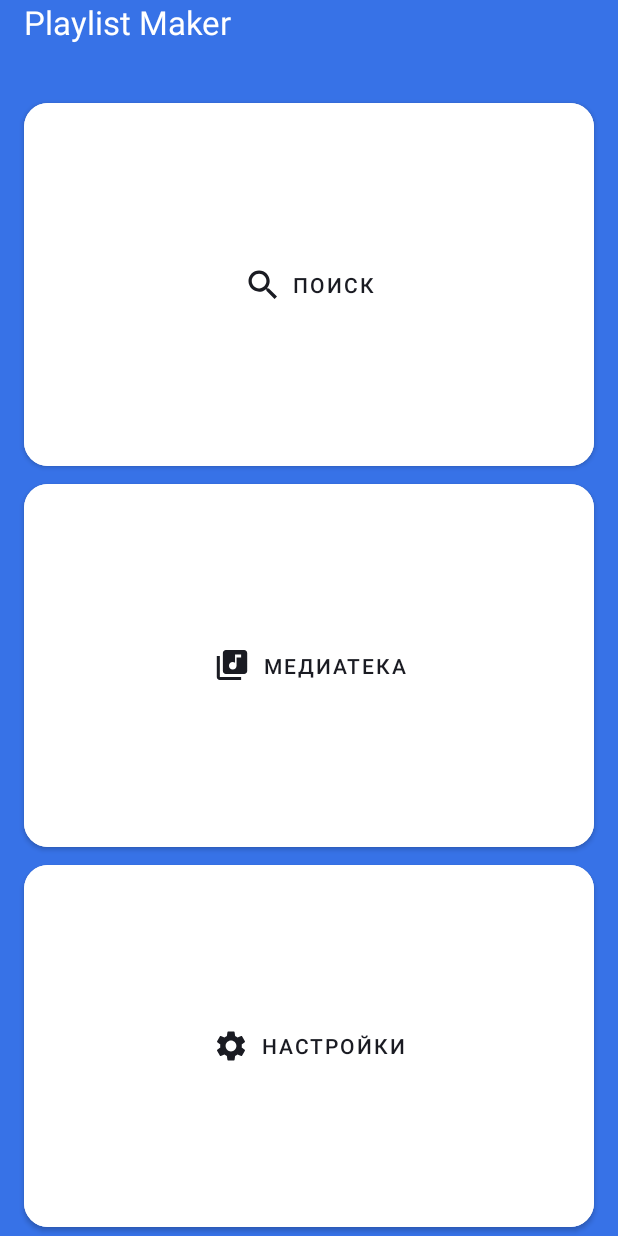
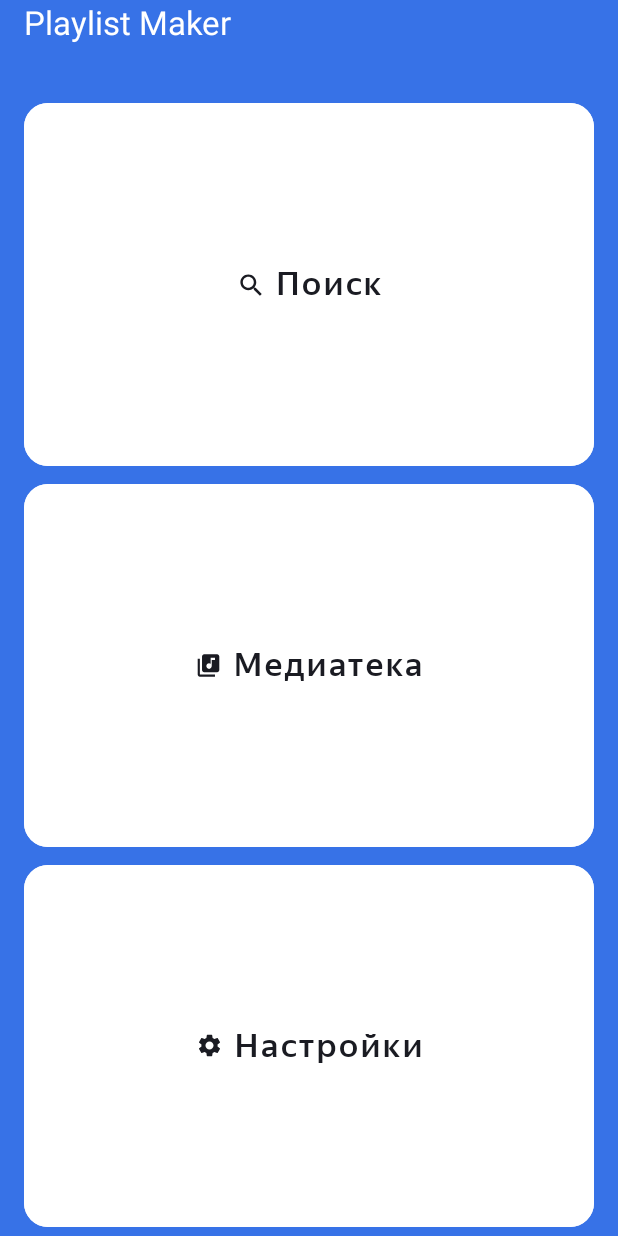
Before and after one commit to AndreyGurinV/playlistmaker, an Android app: the screen it shows after launch (MainActivity), on a phone screen of 412 x 824 dp. Run offline under Robolectric (Android 15) with nearby library versions, the phone set to English and light mode, and no system bars.

Commit message:
Первая часть

```diff
--- a/app/src/main/AndroidManifest.xml
+++ b/app/src/main/AndroidManifest.xml
@@ -10,7 +10,7 @@
         android:label="@string/app_name"
         android:roundIcon="@mipmap/ic_launcher_round"
         android:supportsRtl="true"
-        android:theme="@style/Theme.MaterialComponents.DayNight.NoActionBar"
+        android:theme="@style/Base.Theme.PlaylistMaker"
         tools:targetApi="31">
         <activity
             android:name=".FindActivity"
--- a/app/src/main/res/layout/activity_main.xml
+++ b/app/src/main/res/layout/activity_main.xml
@@ -6,7 +6,6 @@
     android:layout_width="match_parent"
     android:layout_height="match_parent"
     android:orientation="vertical"
-    android:background="@color/back"
     tools:context=".MainActivity"
     android:padding="20dp">
 
@@ -33,50 +32,23 @@
 
         <Button
             android:id="@+id/find"
-            android:layout_width="match_parent"
-            android:layout_height="match_parent"
-            android:layout_marginStart="@dimen/margins"
-            android:layout_marginEnd="@dimen/margins"
-            android:layout_weight="1"
-            android:backgroundTint="@color/white"
-            app:cornerRadius="@dimen/corners"
+            style="@style/ButtonStyle"
             app:icon="@drawable/find_icon"
-            app:iconGravity="textStart"
-            app:iconPadding="@dimen/icon_padding"
             app:iconTint="@color/button_text"
-            android:text="@string/button_find"
-            android:textColor="@color/button_text" />
+            android:text="@string/button_find" />
 
         <Button
             android:id="@+id/media"
-            android:layout_width="match_parent"
-            android:layout_height="match_parent"
-            android:layout_marginStart="@dimen/margins"
-            android:layout_marginEnd="@dimen/margins"
-            android:layout_weight="1"
-            android:backgroundTint="@color/white"
-            app:cornerRadius="@dimen/corners"
+            style="@style/ButtonStyle"
             app:icon="@drawable/media_icon"
-            app:iconGravity="textStart"
-            app:iconPadding="@dimen/icon_padding"
             app:iconTint="@color/button_text"
-            android:text="@string/button_media"
-            android:textColor="@color/button_text" />
+            android:text="@string/button_media"/>
 
         <Button
             android:id="@+id/settings"
-            android:layout_width="match_parent"
-            android:layout_height="match_parent"
-            android:layout_marginStart="@dimen/margins"
-            android:layout_marginEnd="@dimen/margins"
-            android:layout_weight="1"
-            android:backgroundTint="@color/white"
-            app:cornerRadius="@dimen/corners"
+            style="@style/ButtonStyle"
             app:icon="@drawable/settings_icon"
-            app:iconGravity="textStart"
-            app:iconPadding="@dimen/icon_padding"
             app:iconTint="@color/button_text"
-            android:text="@string/button_settings"
-            android:textColor="@color/button_text" />
+            android:text="@string/button_settings"/>
     </LinearLayout>
 </LinearLayout>
--- a/app/src/main/res/values-night/themes.xml
+++ b/app/src/main/res/values-night/themes.xml
@@ -2,6 +2,7 @@
     <!-- Base application theme. -->
     <style name="Base.Theme.PlaylistMaker" parent="Theme.Material3.DayNight.NoActionBar">
         <!-- Customize your dark theme here. -->
-        <!-- <item name="colorPrimary">@color/my_dark_primary</item> -->
+        <item name="android:background">@color/back_night</item>
+        <item name="colorPrimary">@color/button_text_night</item>
     </style>
 </resources>
--- a/app/src/main/res/values/colors.xml
+++ b/app/src/main/res/values/colors.xml
@@ -3,5 +3,7 @@
     <color name="black">#FF000000</color>
     <color name="white">#FFFFFFFF</color>
     <color name="button_text">#1A1B22</color>
+    <color name="button_text_night">#FFFFFF</color>
     <color name="back">#3772E7</color>
+    <color name="back_night">#1A1B22</color>
 </resources>
--- /dev/null
+++ b/app/src/main/res/values/styles.xml
@@ -0,0 +1,36 @@
+<?xml version="1.0" encoding="utf-8"?>
+<resources>
+    <style name="ToolBarStyle" >
+        <item name="android:layout_width">match_parent</item>
+        <item name="android:layout_height">wrap_content</item>
+        <item name="android:fontFamily">@font/ys_display_medium</item>
+        <item name="android:textFontWeight">500</item>
+        <item name="android:textSize">@dimen/title_font_size</item>
+    </style>
+    <style name="ButtonStyle" parent="Widget.MaterialComponents.Button.UnelevatedButton">
+        <item name="android:layout_width">match_parent</item>
+        <item name="android:layout_height">match_parent</item>
+        <item name="android:layout_marginStart">@dimen/margins</item>
+        <item name="android:layout_marginEnd">@dimen/margins</item>
+        <item name="android:layout_weight">1</item>
+        <item name="android:backgroundTint">@color/white</item>
+        <item name="cornerRadius">@dimen/corners</item>
+        <item name="iconGravity">textStart</item>
+        <item name="iconPadding">@dimen/icon_padding</item>
+        <item name="android:fontFamily">@font/ys_display_medium</item>
+        <item name="android:textFontWeight">500</item>
+        <item name="android:textSize">@dimen/title_font_size</item>
+        <item name="android:textColor">@color/button_text</item>
+        <item name="android:textAllCaps">false</item>
+    </style>
+    <style name="SettingsActivityIcons">
+        <item name="android:layout_width">match_parent</item>
+        <item name="android:layout_height">wrap_content</item>
+        <item name="android:gravity">center_vertical</item>
+        <item name="android:textSize">@dimen/setttings_menu_items_font_size</item>
+        <item name="android:padding">@dimen/margins</item>
+        <item name="android:fontFamily">@font/ys_display_regular</item>
+        <item name="android:textFontWeight">400</item>
+        <item name="android:textColor">?attr/colorPrimary</item>
+    </style>
+</resources>
--- a/app/src/main/res/values/themes.xml
+++ b/app/src/main/res/values/themes.xml
@@ -2,7 +2,8 @@
     <!-- Base application theme. -->
     <style name="Base.Theme.PlaylistMaker" parent="Theme.Material3.DayNight.NoActionBar">
         <!-- Customize your light theme here. -->
-        <!-- <item name="colorPrimary">@color/my_light_primary</item> -->
+        <item name="android:background">@color/back</item>
+         <item name="colorPrimary">@color/button_text</item>
     </style>
 
     <style name="Theme.PlaylistMaker" parent="Base.Theme.PlaylistMaker" />
```
Also changed, not shown: app/src/main/res/layout/activity_settings.xml (+5 -25 lines), app/src/main/res/font/ys_display_bold.ttf (added), app/src/main/res/font/ys_display_heavy.ttf (added), app/src/main/res/font/ys_display_light.ttf (added), app/src/main/res/font/ys_display_medium.ttf (added), app/src/main/res/font/ys_display_regular.ttf (added), app/src/main/res/font/ys_display_thin.ttf (added).
